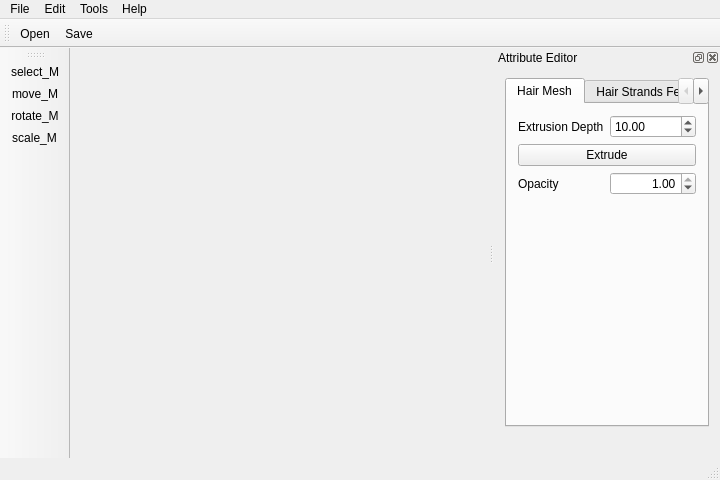
Qt form visual_studio/Barber/MainWindow.ui (ShenyaoKe/GeometricModeling) before a commit.
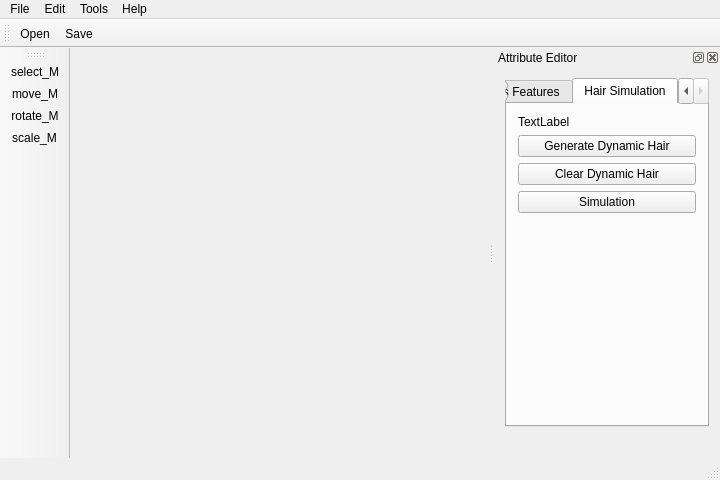
The same form after that commit. Icons and pictures are not drawn.

Commit message: add sim tab to ui file.

```diff
--- a/visual_studio/Barber/MainWindow.ui
+++ b/visual_studio/Barber/MainWindow.ui
@@ -107,7 +107,7 @@
         <bool>true</bool>
        </property>
        <property name="currentIndex">
-        <number>0</number>
+        <number>2</number>
        </property>
        <widget class="QWidget" name="hair_mesh_tab">
         <attribute name="title">
@@ -339,6 +339,62 @@
          </item>
         </layout>
        </widget>
+       <widget class="QWidget" name="hair_sim_tab">
+        <attribute name="title">
+         <string>Hair Simulation</string>
+        </attribute>
+        <layout class="QVBoxLayout" name="verticalLayout_3">
+         <item>
+          <layout class="QHBoxLayout" name="horizontalLayout_3">
+           <item>
+            <widget class="QLabel" name="label_5">
+             <property name="text">
+              <string>TextLabel</string>
+             </property>
+            </widget>
+           </item>
+          </layout>
+         </item>
+         <item>
+          <layout class="QGridLayout" name="gridLayout_2">
+           <item row="2" column="0">
+            <widget class="QPushButton" name="pushButton_3">
+             <property name="text">
+              <string>Simulation</string>
+             </property>
+            </widget>
+           </item>
+           <item row="1" column="0">
+            <widget class="QPushButton" name="pushButton_2">
+             <property name="text">
+              <string>Clear Dynamic Hair</string>
+             </property>
+            </widget>
+           </item>
+           <item row="0" column="0">
+            <widget class="QPushButton" name="pushButton">
+             <property name="text">
+              <string>Generate Dynamic Hair</string>
+             </property>
+            </widget>
+           </item>
+          </layout>
+         </item>
+         <item>
+          <spacer name="verticalSpacer_2">
+           <property name="orientation">
+            <enum>Qt::Vertical</enum>
+           </property>
+           <property name="sizeHint" stdset="0">
+            <size>
+             <width>20</width>
+             <height>40</height>
+            </size>
+           </property>
+          </spacer>
+         </item>
+        </layout>
+       </widget>
       </widget>
      </item>
      <item>
```
Left out of the diff: 2 changed lines with no effect on the pictures.
